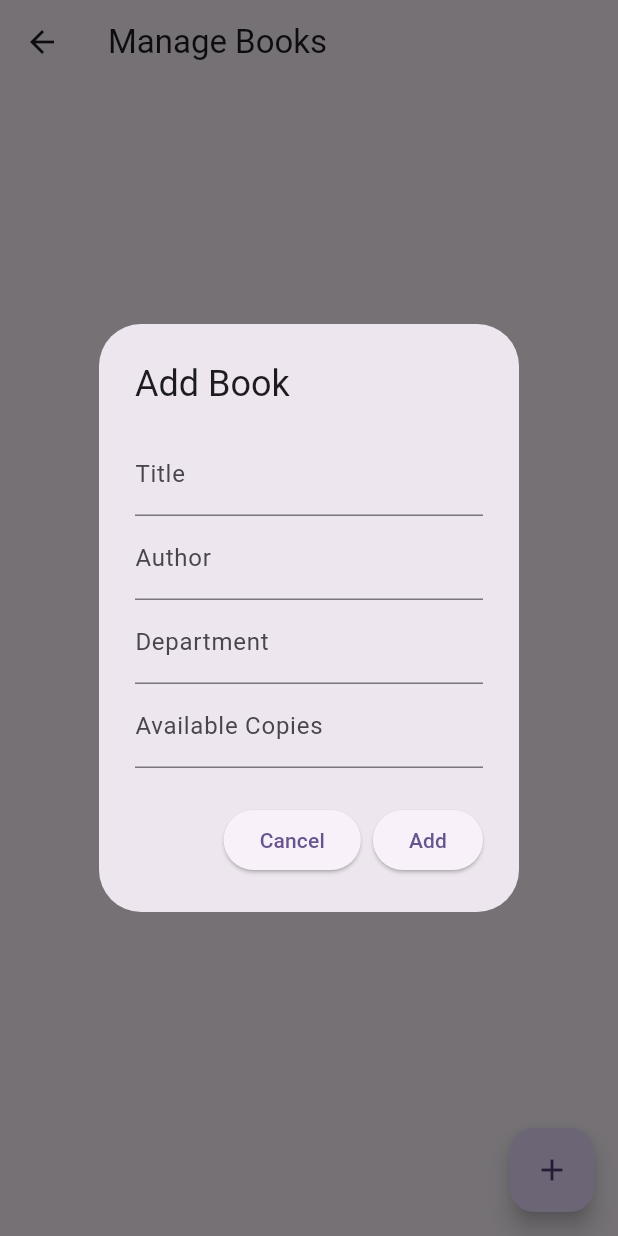
After one commit to uveshmansuri/ncsc, a Flutter app: the ManageBooksScreen screen opened directly, after a tap on the "add" icon, on a phone screen of 412 x 824 dp. The commit adds this screen. Run offline on Flutter 3.47's test engine with Material 3 defaults, Android fonts, the phone set to English and light mode, and no system bars; our stand-ins replace firebase_auth, firebase_core, firebase_database, fluttertoast, image_picker, shared_preferences; accounts and stored records are empty.

Commit message:
library dashbord

```diff
--- /dev/null
+++ b/lib/library/AvailableBooksScreen.dart
@@ -0,0 +1,244 @@
+import 'package:firebase_database/firebase_database.dart';
+import 'package:flutter/material.dart';
+
+class LibrarianApp extends StatelessWidget {
+  @override
+  Widget build(BuildContext context) {
+    return MaterialApp(
+      title: 'Librarian Module',
+      theme: ThemeData(primarySwatch: Colors.blue),
+      home: LibrarianDashboard(),
+    );
+  }
+}
+
+class LibrarianDashboard extends StatelessWidget {
+  @override
+  Widget build(BuildContext context) {
+    return Scaffold(
+      appBar: AppBar(title: Text('Librarian Dashboard')),
+      body: ListView(
+        children: [
+          ListTile(
+            title: Text('Manage Books'),
+            onTap: () {
+              Navigator.push(
+                context,
+                MaterialPageRoute(builder: (context) => ManageBooksScreen()),
+              );
+            },
+          ),
+          ListTile(
+            title: Text('Approve Book Requests'),
+            onTap: () {
+              Navigator.push(
+                context,
+                MaterialPageRoute(builder: (context) => ApproveRequestsScreen()),
+              );
+            },
+          ),
+          ListTile(
+            title: Text('Retrieve Books'),
+            onTap: () {
+              Navigator.push(
+                context,
+                MaterialPageRoute(builder: (context) => RetrieveBooksScreen()),
+              );
+            },
+          ),
+        ],
+      ),
+    );
+  }
+}
+
+// Screen for Managing Books
+class ManageBooksScreen extends StatefulWidget {
+  @override
+  _ManageBooksScreenState createState() => _ManageBooksScreenState();
+}
+
+class _ManageBooksScreenState extends State<ManageBooksScreen> {
+  final fr_db=FirebaseDatabase.instance.ref();
+  final List<Map<String, dynamic>> books = [];
+  final _formKey = GlobalKey<FormState>();
+  String title = '';
+  String author = '';
+  String department = '';
+  String book_id = '';
+  int availableCopies = 0;
+
+  void _addBook() async{
+    if (_formKey.currentState!.validate()) {
+      _formKey.currentState!.save();
+      setState(() {
+        books.add({
+          'title': title,
+          'author': author,
+          'department': department,
+          'availableCopies': availableCopies,
+        });
+        final fr_db=FirebaseDatabase.instance.ref();
+        fr_db.child("books").child(book_id).set(books).then((_){
+          print("Added");
+        });
+
+      });
+      Navigator.pop(context);
+    }
+  }
+
+  void _openAddBookDialog() {
+    showDialog(
+      context: context,
+      builder: (context) {
+        return AlertDialog(
+          title: Text('Add Book'),
+          content: Form(
+            key: _formKey,
+            child: Column(
+              mainAxisSize: MainAxisSize.min,
+              children: [
+                TextFormField(
+                  decoration: InputDecoration(labelText: 'Title'),
+                  validator: (value) => value!.isEmpty ? 'Enter a title' : null,
+                  onSaved: (value) => title = value!,
+                ),
+                TextFormField(
+                  decoration: InputDecoration(labelText: 'Author'),
+                  validator: (value) => value!.isEmpty ? 'Enter an author' : null,
+                  onSaved: (value) => author = value!,
+                ),
+                TextFormField(
+                  decoration: InputDecoration(labelText: 'Department'),
+                  validator: (value) => value!.isEmpty ? 'Enter a department' : null,
+                  onSaved: (value) => department = value!,
+                ),
+                TextFormField(
+                  decoration: InputDecoration(labelText: 'Available Copies'),
+                  keyboardType: TextInputType.number,
+                  validator: (value) => value!.isEmpty ? 'Enter available copies' : null,
+                  onSaved: (value) => availableCopies = int.parse(value!),
+                ),
+              ],
+            ),
+          ),
+          actions: [
+            ElevatedButton(onPressed: Navigator.of(context).pop, child: Text('Cancel')),
+            ElevatedButton(onPressed: _addBook, child: Text('Add')),
+          ],
+        );
+      },
+    );
+  }
+
+  @override
+  Widget build(BuildContext context) {
+    return Scaffold(
+      appBar: AppBar(title: Text('Manage Books')),
+      body: ListView.builder(
+        itemCount: books.length,
+        itemBuilder: (context, index) {
+          final book = books[index];
+          return ListTile(
+            title: Text(book['title']),
+            subtitle: Text('Author: ${book['author']}, Department: ${book['department']}'),
+            trailing: IconButton(
+              icon: Icon(Icons.delete),
+              onPressed: () {
+                setState(() {
+                  books.removeAt(index);
+                });
+              },
+            ),
+          );
+        },
+      ),
+      floatingActionButton: FloatingActionButton(
+        child: Icon(Icons.add),
+        onPressed: _openAddBookDialog,
+      ),
+    );
+  }
+}
+
+// Screen for Approving Book Requests
+class ApproveRequestsScreen extends StatelessWidget {
+  final List<Map<String, String>> requests = [
+    {'student': 'Alice', 'book': 'Book 1', 'status': 'Pending'},
+    {'student': 'Bob', 'book': 'Book 2', 'status': 'Pending'},
+  ];
+
+  @override
+  Widget build(BuildContext context) {
+    return Scaffold(
+      appBar: AppBar(title: Text('Approve Requests')),
+      body: ListView.builder(
+        itemCount: requests.length,
+        itemBuilder: (context, index) {
+          final request = requests[index];
+          return ListTile(
+            title: Text('${request['book']} (Student: ${request['student']})'),
+            subtitle: Text('Status: ${request['status']}'),
+            trailing: Row(
+              mainAxisSize: MainAxisSize.min,
+              children: [
+                IconButton(
+                  icon: Icon(Icons.check, color: Colors.green),
+                  onPressed: () {
+                    requests[index]['status'] = 'Approved';
+                    ScaffoldMessenger.of(context).showSnackBar(SnackBar(
+                      content: Text('Approved ${request['book']} for ${request['student']}'),
+                    ));
+                  },
+                ),
+                IconButton(
+                  icon: Icon(Icons.close, color: Colors.red),
+                  onPressed: () {
+                    requests[index]['status'] = 'Rejected';
+                    ScaffoldMessenger.of(context).showSnackBar(SnackBar(
+                      content: Text('Rejected ${request['book']} for ${request['student']}'),
+                    ));
+                  },
+                ),
+              ],
+            ),
+          );
+        },
+      ),
+    );
+  }
+}
+
+// Screen for Retrieving Books
+class RetrieveBooksScreen extends StatelessWidget {
+  final List<Map<String, dynamic>> issuedBooks = [
+    {'title': 'Book 1', 'student': 'Alice'},
+    {'title': 'Book 2', 'student': 'Bob'},
+  ];
+
+  @override
+  Widget build(BuildContext context) {
+    return Scaffold(
+      appBar: AppBar(title: Text('Retrieve Books')),
+      body: ListView.builder(
+        itemCount: issuedBooks.length,
+        itemBuilder: (context, index) {
+          final book = issuedBooks[index];
+          return ListTile(
+            title: Text(book['title']),
+            subtitle: Text('Issued to: ${book['student']}'),
+            trailing: IconButton(
+              icon: Icon(Icons.check_circle, color: Colors.green),
+              onPressed: () {
+                ScaffoldMessenger.of(context).showSnackBar(SnackBar(
+                  content: Text('Marked ${book['title']} as returned by ${book['student']}'),
+                ));
+              },
+            ),
+          );
+        },
+      ),
+    );
+  }
+}
--- a/lib/main.dart
+++ b/lib/main.dart
@@ -1,5 +1,6 @@
 import 'package:NCSC/admin/create_faculty.dart';
 import 'package:NCSC/splash.dart';
+import 'package:NCSC/library/AvailableBooksScreen.dart';
 import 'package:flutter/material.dart';
 import 'package:firebase_core/firebase_core.dart';
 import 'firebase_options.dart';
@@ -19,12 +20,12 @@ class MyApp extends StatelessWidget {
   Widget build(BuildContext context) {
     return MaterialApp(
       debugShowCheckedModeBanner: false,
-      title: 'Flutter Demo',
+      title: 'NCSC',
       theme: ThemeData(
         colorScheme: ColorScheme.fromSeed(seedColor: Colors.deepPurple),
         useMaterial3: true,
       ),
-      home: splash(),
+      home: LibrarianApp(),
       //home:FacultyPage(),
       //home: DepartmentPage(),
     );
```
Also changed, not shown: pubspec.lock.
